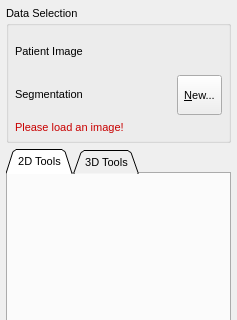
Before: the Qt Designer form Plugins/org.mitk.gui.qt.segmentation/src/internal/QmitkSegmentationControls.ui in MITK/MITK, drawn with Qt 5; both pictures show x 0 to 237 and y 0 to 320 of the 237 by 591 pixel window.
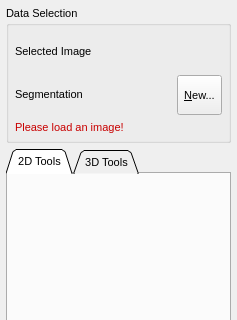
After: the same form once the commit is applied. Icons and pictures are not drawn. Custom widgets are drawn as their Qt base class.

Commit message: Renamed "Patient Image" to "Selected Image" in segmentation and multilabel plugin.

Patch:
```diff
--- a/Plugins/org.mitk.gui.qt.segmentation/src/internal/QmitkSegmentationControls.ui
+++ b/Plugins/org.mitk.gui.qt.segmentation/src/internal/QmitkSegmentationControls.ui
@@ -93,7 +93,7 @@
            </sizepolicy>
           </property>
           <property name="text">
-           <string>Patient Image</string>
+           <string>Selected Image</string>
           </property>
          </widget>
         </item>
```
Left out of the diff: 37 changed lines with no effect on the pictures. Lines whose indentation alone changed are shown as unchanged. The commit also changes 1 other file.
